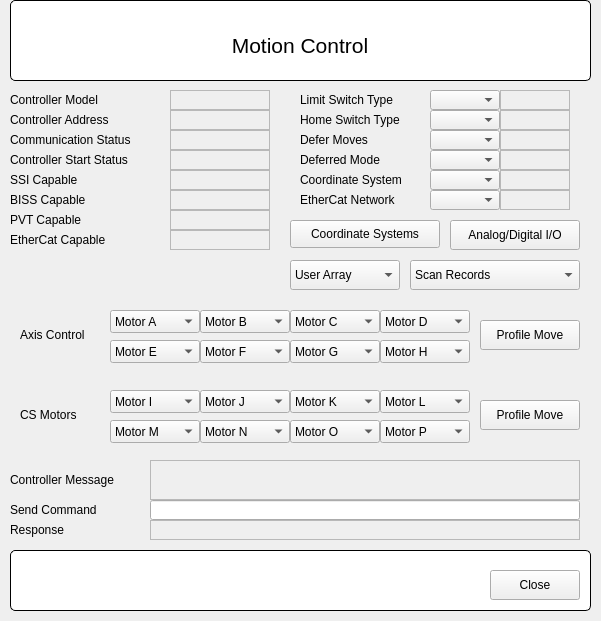
Above: FormGalilController.ui from SESAME-Synchrotron/galil-qt before the change. Below: the same form after it.
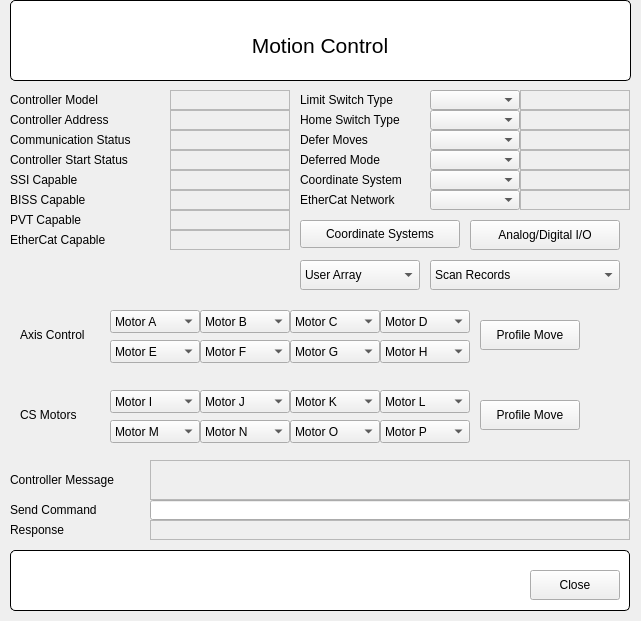
That is the form after the change. Custom widgets are drawn as their Qt base class.

Diff of the .ui file:
```diff
--- a/FormGalilController.ui
+++ b/FormGalilController.ui
@@ -6,7 +6,7 @@
    <rect>
     <x>0</x>
     <y>0</y>
-    <width>601</width>
+    <width>641</width>
     <height>621</height>
    </rect>
   </property>
@@ -18,7 +18,7 @@
     <rect>
      <x>10</x>
      <y>0</y>
-     <width>581</width>
+     <width>621</width>
      <height>81</height>
     </rect>
    </property>
@@ -44,7 +44,7 @@
      <rect>
       <x>10</x>
       <y>20</y>
-      <width>560</width>
+      <width>600</width>
       <height>51</height>
      </rect>
     </property>
@@ -78,7 +78,7 @@
     <rect>
      <x>10</x>
      <y>550</y>
-     <width>581</width>
+     <width>620</width>
      <height>61</height>
     </rect>
    </property>
@@ -102,7 +102,7 @@
    <widget class="QPushButton" name="btnClose">
     <property name="geometry">
      <rect>
-      <x>480</x>
+      <x>520</x>
       <y>20</y>
       <width>90</width>
       <height>30</height>
@@ -222,7 +222,7 @@
     <rect>
      <x>170</x>
      <y>90</y>
-     <width>100</width>
+     <width>120</width>
      <height>20</height>
     </rect>
    </property>
@@ -238,7 +238,7 @@
     <rect>
      <x>170</x>
      <y>110</y>
-     <width>100</width>
+     <width>120</width>
      <height>20</height>
     </rect>
    </property>
@@ -254,7 +254,7 @@
     <rect>
      <x>170</x>
      <y>130</y>
-     <width>100</width>
+     <width>120</width>
      <height>20</height>
     </rect>
    </property>
@@ -270,7 +270,7 @@
     <rect>
      <x>170</x>
      <y>150</y>
-     <width>100</width>
+     <width>120</width>
      <height>20</height>
     </rect>
    </property>
@@ -286,7 +286,7 @@
     <rect>
      <x>170</x>
      <y>170</y>
-     <width>100</width>
+     <width>120</width>
      <height>20</height>
     </rect>
    </property>
@@ -302,7 +302,7 @@
     <rect>
      <x>170</x>
      <y>190</y>
-     <width>100</width>
+     <width>120</width>
      <height>20</height>
     </rect>
    </property>
@@ -318,7 +318,7 @@
     <rect>
      <x>170</x>
      <y>210</y>
-     <width>100</width>
+     <width>120</width>
      <height>20</height>
     </rect>
    </property>
@@ -334,7 +334,7 @@
     <rect>
      <x>170</x>
      <y>230</y>
-     <width>100</width>
+     <width>120</width>
      <height>20</height>
     </rect>
    </property>
@@ -426,9 +426,9 @@
   <widget class="QELabel" name="qelabel_9">
    <property name="geometry">
     <rect>
-     <x>500</x>
+     <x>520</x>
      <y>90</y>
-     <width>70</width>
+     <width>110</width>
      <height>20</height>
     </rect>
    </property>
@@ -442,9 +442,9 @@
   <widget class="QELabel" name="qelabel_10">
    <property name="geometry">
     <rect>
-     <x>500</x>
+     <x>520</x>
      <y>110</y>
-     <width>70</width>
+     <width>110</width>
      <height>20</height>
     </rect>
    </property>
@@ -458,9 +458,9 @@
   <widget class="QELabel" name="qelabel_11">
    <property name="geometry">
     <rect>
-     <x>500</x>
+     <x>520</x>
      <y>130</y>
-     <width>70</width>
+     <width>110</width>
      <height>20</height>
     </rect>
    </property>
@@ -474,9 +474,9 @@
   <widget class="QELabel" name="qelabel_12">
    <property name="geometry">
     <rect>
-     <x>500</x>
+     <x>520</x>
      <y>150</y>
-     <width>70</width>
+     <width>110</width>
      <height>20</height>
     </rect>
    </property>
@@ -490,9 +490,9 @@
   <widget class="QELabel" name="qelabel_13">
    <property name="geometry">
     <rect>
-     <x>500</x>
+     <x>520</x>
      <y>170</y>
-     <width>70</width>
+     <width>110</width>
      <height>20</height>
     </rect>
    </property>
@@ -506,9 +506,9 @@
   <widget class="QELabel" name="qelabel_14">
    <property name="geometry">
     <rect>
-     <x>500</x>
+     <x>520</x>
      <y>190</y>
-     <width>70</width>
+     <width>110</width>
      <height>20</height>
     </rect>
    </property>
@@ -524,7 +524,7 @@
     <rect>
      <x>430</x>
      <y>90</y>
-     <width>70</width>
+     <width>90</width>
      <height>20</height>
     </rect>
    </property>
@@ -537,7 +537,7 @@
     <rect>
      <x>430</x>
      <y>110</y>
-     <width>70</width>
+     <width>90</width>
      <height>20</height>
     </rect>
    </property>
@@ -550,7 +550,7 @@
     <rect>
      <x>430</x>
      <y>130</y>
-     <width>70</width>
+     <width>90</width>
      <height>20</height>
     </rect>
    </property>
@@ -563,7 +563,7 @@
     <rect>
      <x>430</x>
      <y>150</y>
-     <width>70</width>
+     <width>90</width>
      <height>20</height>
     </rect>
    </property>
@@ -576,7 +576,7 @@
     <rect>
      <x>430</x>
      <y>170</y>
-     <width>70</width>
+     <width>90</width>
      <height>20</height>
     </rect>
    </property>
@@ -589,7 +589,7 @@
     <rect>
      <x>430</x>
      <y>190</y>
-     <width>70</width>
+     <width>90</width>
      <height>20</height>
     </rect>
    </property>
@@ -600,9 +600,9 @@
   <widget class="QComboBox" name="comboBox_2">
    <property name="geometry">
     <rect>
-     <x>290</x>
+     <x>300</x>
      <y>260</y>
-     <width>110</width>
+     <width>120</width>
      <height>30</height>
     </rect>
    </property>
@@ -655,9 +655,9 @@
   <widget class="QComboBox" name="comboBox_3">
    <property name="geometry">
     <rect>
-     <x>410</x>
+     <x>430</x>
      <y>260</y>
-     <width>170</width>
+     <width>190</width>
      <height>30</height>
     </rect>
    </property>
@@ -695,9 +695,9 @@
   <widget class="QPushButton" name="btnIO">
    <property name="geometry">
     <rect>
-     <x>450</x>
+     <x>470</x>
      <y>220</y>
-     <width>130</width>
+     <width>150</width>
      <height>30</height>
     </rect>
    </property>
@@ -1295,7 +1295,7 @@
     <rect>
      <x>150</x>
      <y>520</y>
-     <width>430</width>
+     <width>480</width>
      <height>20</height>
     </rect>
    </property>
@@ -1311,7 +1311,7 @@
     <rect>
      <x>150</x>
      <y>460</y>
-     <width>430</width>
+     <width>480</width>
      <height>40</height>
     </rect>
    </property>
@@ -1330,7 +1330,7 @@
     <rect>
      <x>150</x>
      <y>500</y>
-     <width>430</width>
+     <width>480</width>
      <height>20</height>
     </rect>
    </property>
@@ -1370,9 +1370,9 @@
   <widget class="QPushButton" name="btnCS">
    <property name="geometry">
     <rect>
-     <x>290</x>
+     <x>300</x>
      <y>220</y>
-     <width>150</width>
+     <width>160</width>
      <height>28</height>
     </rect>
    </property>
```
